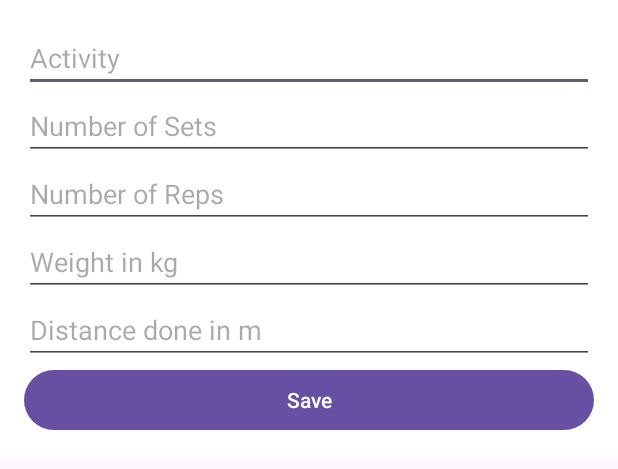
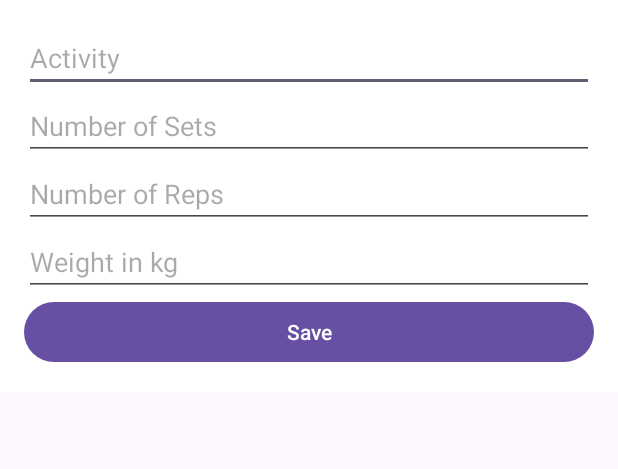
Before and after one commit to H1drogen/FitnessTracker, an Android app: the layout popup_layout.xml on its own in the app's theme, with its tools: preview values and no code run, on a phone screen of 412 x 824 dp. Shown: the top 469 px of the screen. Run offline under Robolectric (Android 15) with nearby library versions, the phone set to English and light mode, and no system bars.

```diff
--- a/app/src/main/res/layout/popup_layout.xml
+++ b/app/src/main/res/layout/popup_layout.xml
@@ -37,12 +37,12 @@
             android:inputType="number"
             android:hint="Weight in kg"/>
 
-        <EditText
-            android:id="@+id/inputDistance"
-            android:layout_width="match_parent"
-            android:layout_height="wrap_content"
-            android:inputType="number"
-            android:hint="Distance done in m"/>
+<!--        <EditText-->
+<!--            android:id="@+id/inputDistance"-->
+<!--            android:layout_width="match_parent"-->
+<!--            android:layout_height="wrap_content"-->
+<!--            android:inputType="number"-->
+<!--            android:hint="Distance done in m"/>-->
 
         <Button
             android:id="@+id/buttonSave"
```
Also changed, not shown: app/src/main/java/ActivityLogDbHelper.kt (+19 -1 lines), app/src/main/java/com/fdmgroup/FitnessTrackerApp/CalendarFragment.kt (+6 -5 lines), app/src/main/java/com/fdmgroup/FitnessTrackerApp/DatabaseHelper.kt (+9 -1 lines).
